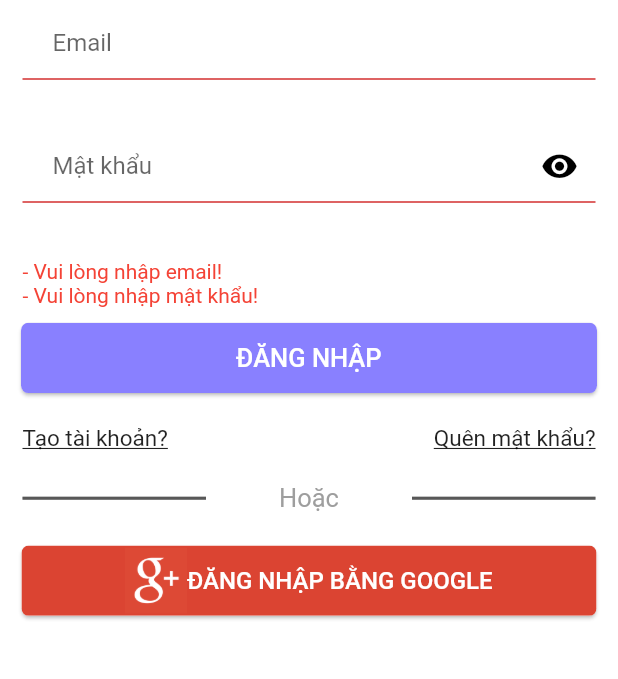
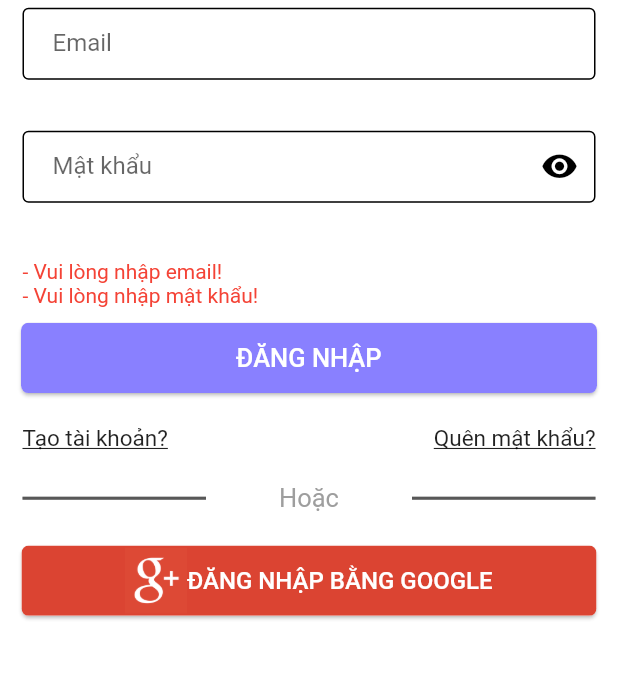
Before and after one commit to manhhnguyendev/PlayTogether_Hirer_Mobile, a Flutter app: the screen it shows after launch, after a tap on "ĐĂNG NHẬP", on a phone screen of 412 x 824 dp, the part 556-1235 px from its top. Run offline on Flutter 3.47's test engine with Material 2 defaults, Android fonts, the phone set to English and light mode, and no system bars.

Commit message:
update border - pass valid login

```diff
--- a/lib/screen/login_screen/login_form.dart
+++ b/lib/screen/login_screen/login_form.dart
@@ -75,10 +75,11 @@ class _LoginFormState extends State<LoginForm> {
       onChanged: (value) {
         if (value.isNotEmpty && listError.contains(passNullError)) {
           removeError(error: passNullError);
-        } else if (passwordValidatorRegExp.hasMatch(value) &&
-            listError.contains(invalidPassError)) {
-          removeError(error: invalidPassError);
         }
+        //  else if (passwordValidatorRegExp.hasMatch(value) &&
+        //     listError.contains(invalidPassError)) {
+        //   removeError(error: invalidPassError);
+        // }
         return;
       },
 
@@ -86,11 +87,12 @@ class _LoginFormState extends State<LoginForm> {
         if ((value!.isEmpty) && !listError.contains(passNullError)) {
           addError(error: passNullError);
           return "";
-        } else if (!passwordValidatorRegExp.hasMatch(value) &&
-            !listError.contains(invalidPassError)) {
-          addError(error: invalidPassError);
-          return "";
         }
+        //  else if (!passwordValidatorRegExp.hasMatch(value) &&
+        //     !listError.contains(invalidPassError)) {
+        //   addError(error: invalidPassError);
+        //   return "";
+        // }
         return null;
       },
 
@@ -105,6 +107,8 @@ class _LoginFormState extends State<LoginForm> {
           focusedBorder: const OutlineInputBorder(
             gapPadding: 10,
           ),
+          errorBorder: OutlineInputBorder(
+              gapPadding: 10, borderSide: BorderSide(color: Colors.black)),
           suffixIcon: IconButton(
               onPressed: () => setState(() {
                     obsecure = !obsecure;
@@ -153,6 +157,8 @@ class _LoginFormState extends State<LoginForm> {
         focusedBorder: OutlineInputBorder(
           gapPadding: 10,
         ),
+        errorBorder: OutlineInputBorder(
+            gapPadding: 10, borderSide: BorderSide(color: Colors.black)),
       ),
     );
   }
```
